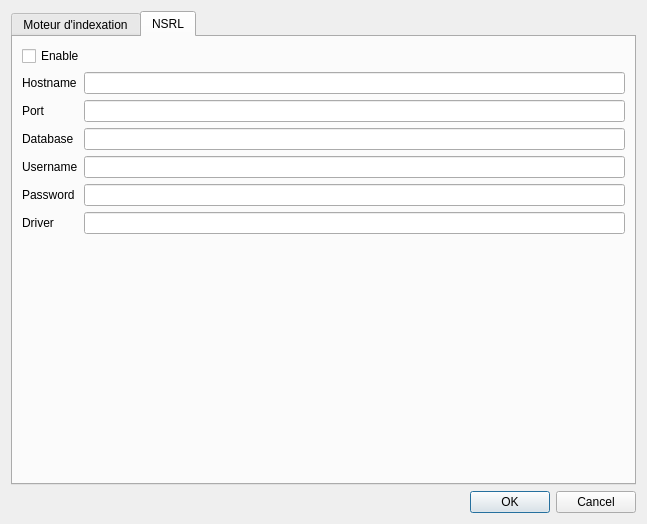
Old version of the form ui/configuration.ui in the repository mgrzybek/forensics-data-extractor.
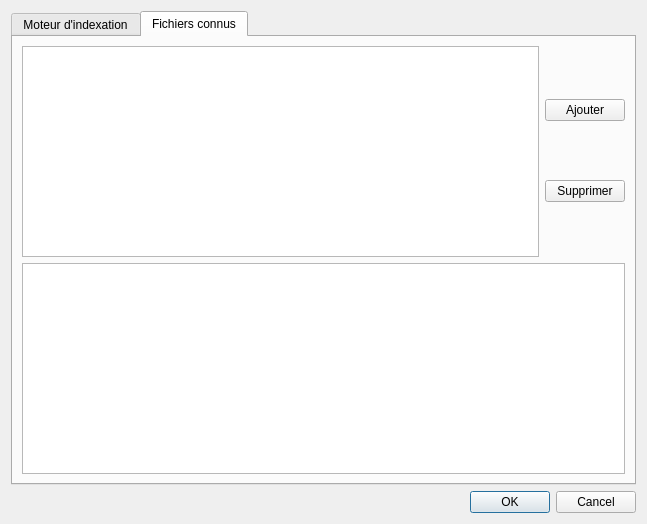
New version of the form.

```diff
--- a/ui/configuration.ui
+++ b/ui/configuration.ui
@@ -71,83 +71,37 @@
      </widget>
      <widget class="QWidget" name="tab_2">
       <attribute name="title">
-       <string>NSRL</string>
+       <string>Fichiers connus</string>
       </attribute>
       <layout class="QVBoxLayout" name="verticalLayout_2">
        <item>
-        <widget class="QCheckBox" name="check_nsrl">
-         <property name="text">
-          <string>Enable</string>
-         </property>
-        </widget>
-       </item>
-       <item>
-        <layout class="QFormLayout" name="nsrl_form">
-         <property name="fieldGrowthPolicy">
-          <enum>QFormLayout::AllNonFixedFieldsGrow</enum>
-         </property>
-         <item row="0" column="0">
-          <widget class="QLabel" name="nsrl_label_hostname">
-           <property name="text">
-            <string>Hostname</string>
-           </property>
-          </widget>
+        <layout class="QHBoxLayout" name="horizontalLayout_4">
+         <item>
+          <widget class="QListWidget" name="list_dbs"/>
          </item>
-         <item row="1" column="0">
-          <widget class="QLabel" name="nsrl_label_port">
-           <property name="text">
-            <string>Port</string>
-           </property>
-          </widget>
-         </item>
-         <item row="2" column="0">
-          <widget class="QLabel" name="nsrl_label_database">
-           <property name="text">
-            <string>Database</string>
-           </property>
-          </widget>
-         </item>
-         <item row="3" column="0">
-          <widget class="QLabel" name="nsrl_label_username">
-           <property name="text">
-            <string>Username</string>
-           </property>
-          </widget>
-         </item>
-         <item row="4" column="0">
-          <widget class="QLabel" name="nsrl_label_password">
-           <property name="text">
-            <string>Password</string>
-           </property>
-          </widget>
-         </item>
-         <item row="0" column="1">
-          <widget class="QLineEdit" name="nsrl_line_hostname"/>
-         </item>
-         <item row="1" column="1">
-          <widget class="QLineEdit" name="nsrl_line_port"/>
-         </item>
-         <item row="2" column="1">
-          <widget class="QLineEdit" name="nsrl_line_database"/>
-         </item>
-         <item row="3" column="1">
-          <widget class="QLineEdit" name="nsrl_line_username"/>
-         </item>
-         <item row="4" column="1">
-          <widget class="QLineEdit" name="nsrl_line_password"/>
-         </item>
-         <item row="5" column="1">
-          <widget class="QLineEdit" name="nsrl_line_driver"/>
-         </item>
-         <item row="5" column="0">
-          <widget class="QLabel" name="nsrl_label_driver">
-           <property name="text">
-            <string>Driver</string>
-           </property>
-          </widget>
+         <item>
+          <layout class="QVBoxLayout" name="verticalLayout_3">
+           <item>
+            <widget class="QPushButton" name="push_add_kf_db">
+             <property name="text">
+              <string>Ajouter</string>
+             </property>
+            </widget>
+           </item>
+           <item>
+            <widget class="QPushButton" name="push_rm_kf_db">
+             <property name="text">
+              <string>Supprimer</string>
+             </property>
+            </widget>
+           </item>
+          </layout>
          </item>
         </layout>
        </item>
+       <item>
+        <widget class="QTableView" name="tab_db_info"/>
+       </item>
       </layout>
      </widget>
     </widget>
```
Left out of the diff: 6 changed lines with no effect on the pictures.
